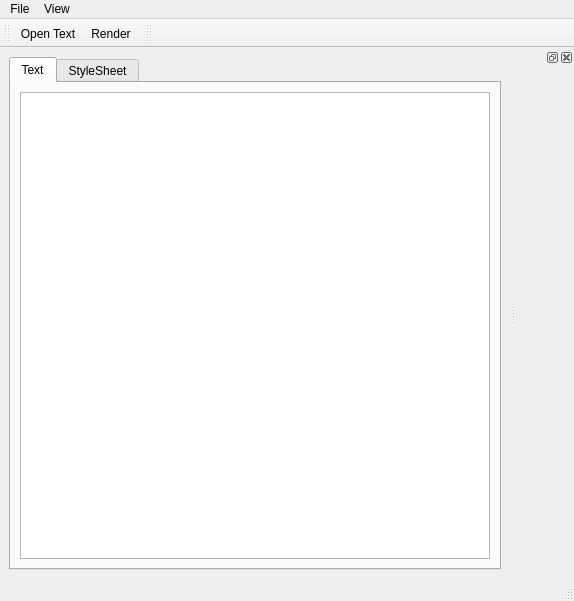
Qt form gui/main.ui (rafaelmartins/rst2pdf) before a commit.
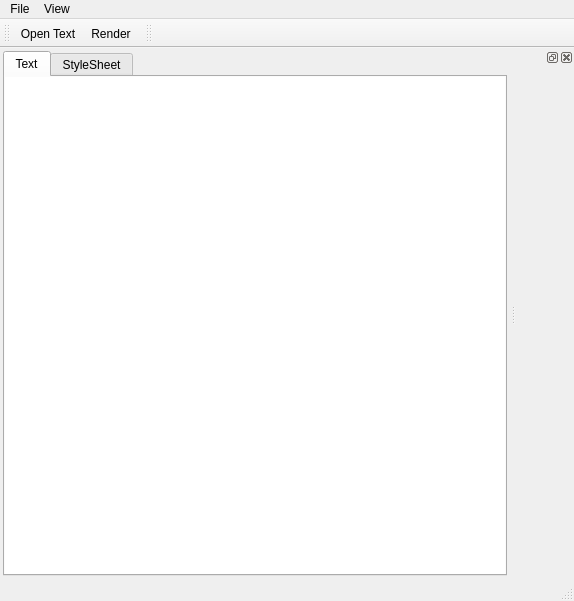
The same form after that commit. Icons and pictures are not drawn. Custom widgets are drawn as their Qt base class.

Commit message: Better View menu, correct custom popup for window, UI tweaks, etc

Patch:
```diff
--- a/gui/main.ui
+++ b/gui/main.ui
@@ -15,6 +15,9 @@
   </property>
   <widget class="QWidget" name="centralWidget">
    <layout class="QHBoxLayout" name="horizontalLayout_3">
+    <property name="margin">
+     <number>3</number>
+    </property>
     <item>
      <widget class="QTabWidget" name="tabWidget">
       <property name="sizePolicy">
@@ -31,6 +34,9 @@
         <string>Text</string>
        </attribute>
        <layout class="QHBoxLayout" name="horizontalLayout">
+        <property name="margin">
+         <number>0</number>
+        </property>
         <item>
          <widget class="CodeEditor" name="text">
           <property name="font">
@@ -38,6 +44,15 @@
             <family>DejaVu Sans Mono</family>
            </font>
           </property>
+          <property name="frameShape">
+           <enum>QFrame::NoFrame</enum>
+          </property>
+          <property name="frameShadow">
+           <enum>QFrame::Plain</enum>
+          </property>
+          <property name="lineWidth">
+           <number>0</number>
+          </property>
          </widget>
         </item>
        </layout>
```
Left out of the diff: 33 changed lines with no effect on the pictures. The commit also changes 4 other files.
